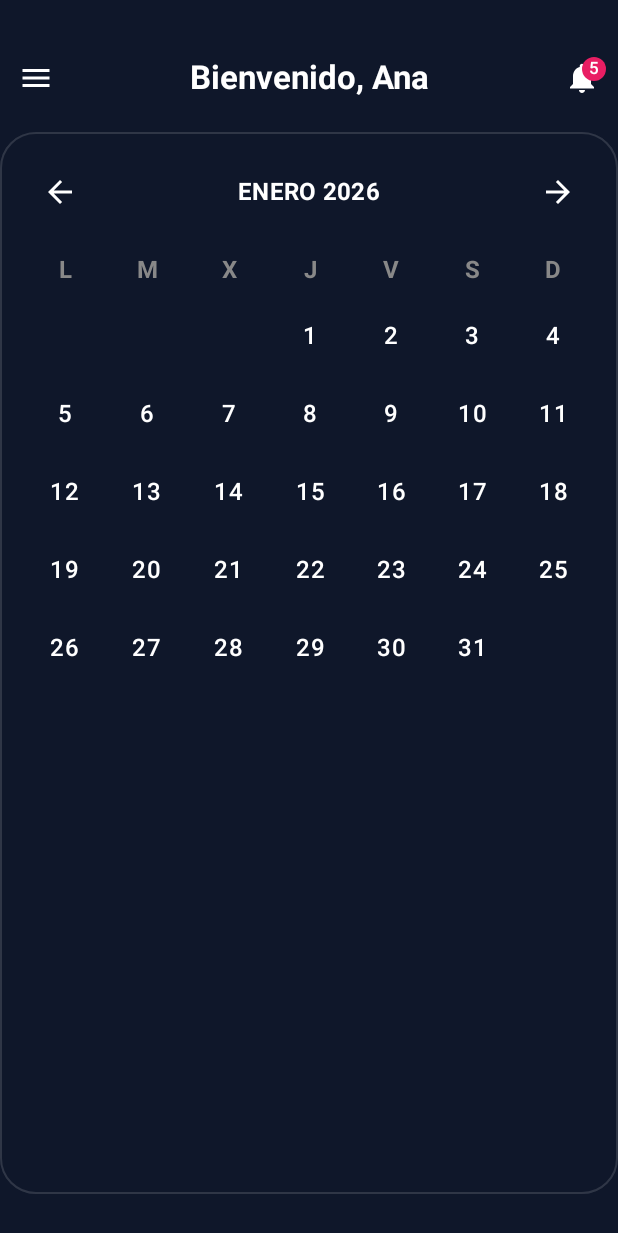
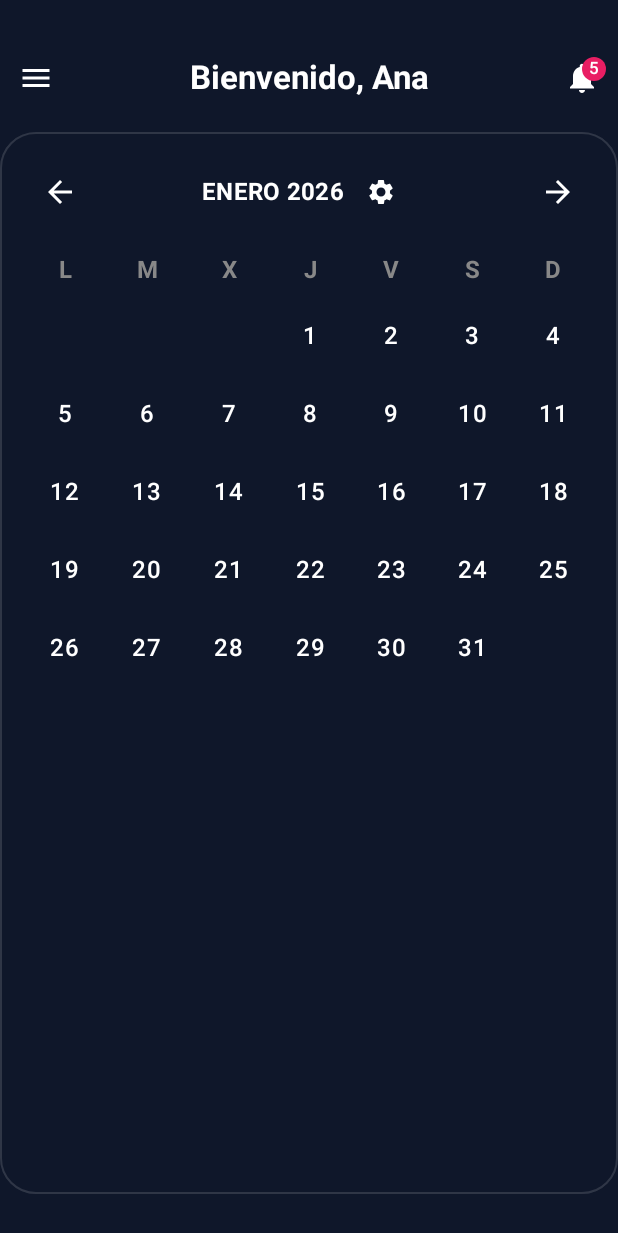
Before and after one commit to andresmend12-lab/TurnosHospi_IOS, an Android app built with Jetpack Compose: the @Preview function MainMenuScreenPreview, on a phone screen of 412 x 824 dp. Shown: the top 1233 px of the screen. Run offline under Robolectric (Android 15) with nearby library versions, the phone set to English and light mode, and no system bars; our stand-ins replace Firebase (no records; nobody signed in at launch, a user with empty details on screens opened directly).

Commit message:
Reposicionar botón configuración y FAB en calendario
- Añadir botón de engranaje junto al título del mes (ENERO 2026)
- Ajustar padding del FAB para evitar solapamiento con contenido
- Cambiar icono del FAB de Chat a Edit (lápiz)

```diff
--- a/app/src/main/java/com/example/turnoshospi/MainMenuScreen.kt
+++ b/app/src/main/java/com/example/turnoshospi/MainMenuScreen.kt
@@ -36,9 +36,11 @@ import androidx.compose.material.icons.Icons
 import androidx.compose.material.icons.automirrored.filled.ArrowBack
 import androidx.compose.material.icons.automirrored.filled.ArrowForward
 import androidx.compose.material.icons.filled.Chat
+import androidx.compose.material.icons.filled.Edit
 import androidx.compose.material.icons.filled.Menu
 import androidx.compose.material.icons.filled.Notifications
 import androidx.compose.material.icons.filled.Person
+import androidx.compose.material.icons.filled.Settings
 import androidx.compose.material3.AlertDialog
 import androidx.compose.material3.Badge
 import androidx.compose.material3.BadgedBox
@@ -243,6 +245,7 @@ fun MainMenuScreen(
                     roster = selectedDateRoster,
                     isLoadingRoster = isLoadingRoster,
                     shiftColors = shiftColors,
+                    onOpenSettings = onOpenSettings,
                     onDayClick = { date, shift ->
                         selectedDate = date
                         selectedShift = shift
@@ -383,7 +386,7 @@ fun MainMenuScreen(
                 onClick = onOpenDirectChats,
                 modifier = Modifier
                     .align(Alignment.BottomEnd)
-                    .padding(horizontal= 20.dp,vertical = 40.dp),
+                    .padding(end = 8.dp, bottom = 16.dp),
                 containerColor = Color(0xFF54C7EC),
                 contentColor = Color.White,
                 shape = CircleShape
@@ -403,7 +406,7 @@ fun MainMenuScreen(
                         }
                     }
                 ) {
-                    Icon(Icons.Default.Chat, contentDescription = "Chats")
+                    Icon(Icons.Default.Edit, contentDescription = "Chats")
                 }
             }
         }
@@ -424,7 +427,8 @@ fun CustomCalendar(
     roster: Map<String, ShiftRoster> = emptyMap(),
     isLoadingRoster: Boolean = false,
     shiftColors: ShiftColors,
-    onDayClick: (LocalDate, UserShift?) -> Unit
+    onDayClick: (LocalDate, UserShift?) -> Unit,
+    onOpenSettings: () -> Unit = {}
 ) {
     var currentMonth by remember { mutableStateOf(YearMonth.now()) }
 
@@ -444,12 +448,25 @@ fun CustomCalendar(
             IconButton(onClick = { currentMonth = currentMonth.minusMonths(1) }) {
                 Icon(Icons.AutoMirrored.Filled.ArrowBack, contentDescription = "Mes anterior", tint = Color.White)
             }
+            Row(
+                verticalAlignment = Alignment.CenterVertically,
+                horizontalArrangement = Arrangement.Center
+            ) {
                 Text(
                     text = "${currentMonth.month.getDisplayName(TextStyle.FULL, Locale.forLanguageTag("es-ES")).uppercase()} ${currentMonth.year}",
                     color = Color.White,
                     style = MaterialTheme.typography.titleMedium,
                     fontWeight = FontWeight.Bold
                 )
+                IconButton(onClick = onOpenSettings) {
+                    Icon(
+                        imageVector = Icons.Default.Settings,
+                        contentDescription = "Configuración",
+                        tint = Color.White,
+                        modifier = Modifier.size(20.dp)
+                    )
+                }
+            }
             IconButton(onClick = { currentMonth = currentMonth.plusMonths(1) }) {
                 Icon(Icons.AutoMirrored.Filled.ArrowForward, contentDescription = "Mes siguiente", tint = Color.White)
             }
```
Lines whose indentation alone changed are shown as unchanged.
